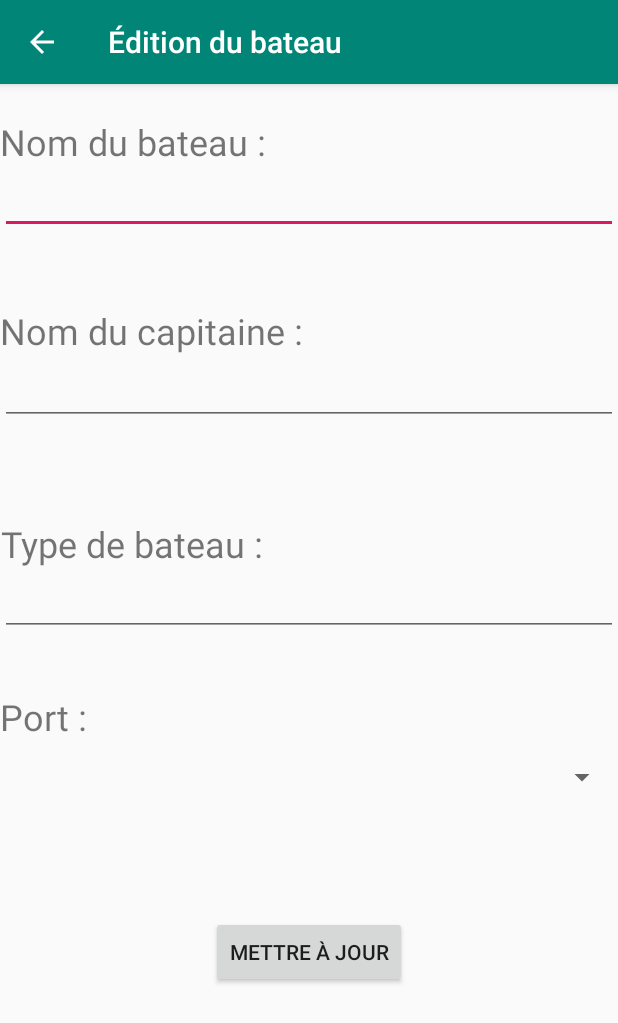
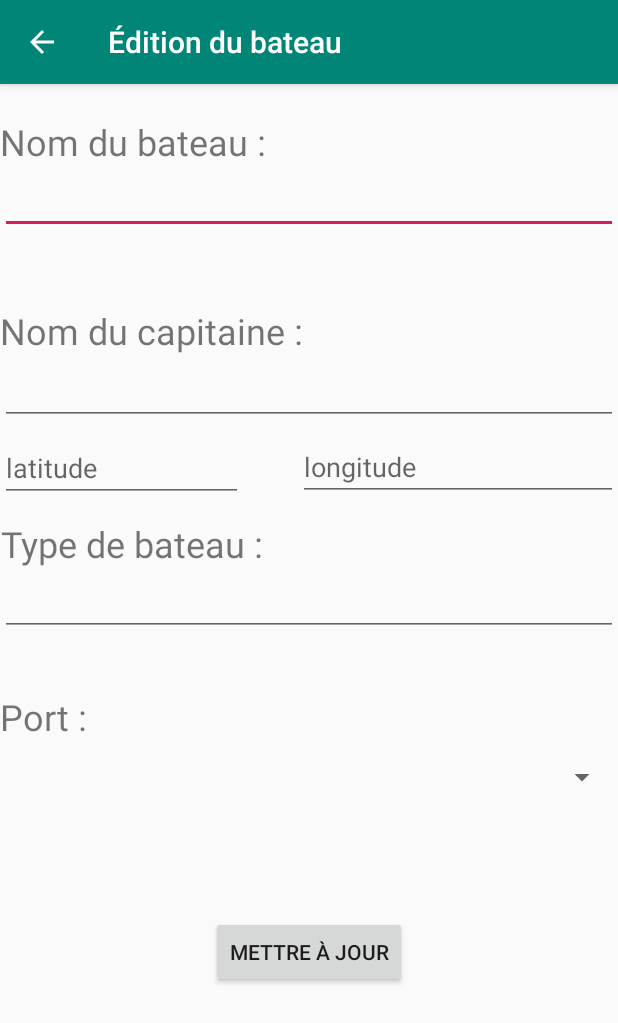
Before and after one commit to thomas-miceli/flotte-bateaux, an Android app: the BoatEditorActivity screen opened directly, with no data from a screen before it, on a phone screen of 412 x 824 dp. Shown: the top 1023 px of the screen. Run offline under Robolectric (Android 15) with nearby library versions, the phone set to English and light mode, and no system bars; our stand-ins replace Firebase (no records; nobody signed in at launch, a user with empty details on screens opened directly).

```diff
--- a/app/src/main/res/layout/activity_boat_editor.xml
+++ b/app/src/main/res/layout/activity_boat_editor.xml
@@ -88,5 +88,24 @@
         app:layout_constraintTop_toBottomOf="@+id/harbourspinner" app:layout_constraintStart_toStartOf="parent"
         android:layout_marginStart="140dp" app:layout_constraintEnd_toEndOf="parent" android:layout_marginEnd="140dp"
         android:layout_marginBottom="149dp" app:layout_constraintBottom_toBottomOf="parent"/>
+    <EditText
+            android:layout_width="162dp"
+            android:layout_height="wrap_content"
+            android:inputType="numberSigned"
+            android:ems="10"
+            android:id="@+id/latitudeInput"
+            app:layout_constraintStart_toStartOf="parent" android:layout_marginTop="5dp"
+            app:layout_constraintTop_toBottomOf="@+id/edit_captainname" android:layout_marginBottom="11dp"
+            app:layout_constraintBottom_toTopOf="@+id/text_boattype" android:hint="latitude"/>
+    <EditText
+            android:layout_width="wrap_content"
+            android:layout_height="wrap_content"
+            android:inputType="numberSigned"
+            android:ems="10"
+            android:id="@+id/longitudeInput"
+            android:hint="longitude" app:layout_constraintStart_toEndOf="@+id/editText"
+            android:layout_marginStart="16dp" android:layout_marginTop="4dp"
+            app:layout_constraintTop_toBottomOf="@+id/edit_captainname" app:layout_constraintEnd_toEndOf="parent"
+            android:layout_marginBottom="44dp" app:layout_constraintBottom_toTopOf="@+id/edit_boattype"/>
 
 </android.support.constraint.ConstraintLayout>
```
Also changed, not shown: app/src/main/java/ovh/tomus/iut/flotte/Activities/BoatActivity.kt (+36 -12 lines), app/src/main/java/ovh/tomus/iut/flotte/Activities/BoatEditorActivity.kt (+36 -8 lines), app/src/main/java/ovh/tomus/iut/flotte/Activities/ListActivity.kt (+4 -24 lines).
